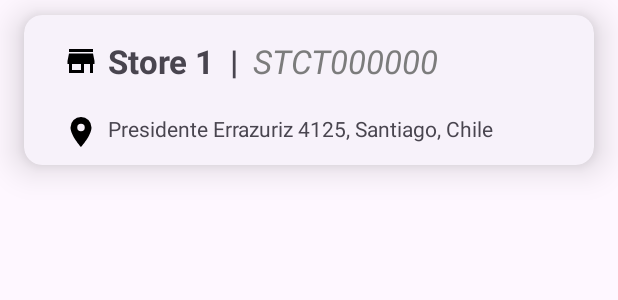
After one commit to cvalera18/StoreListApp, an Android app: the layout item_store_list.xml on its own in the app's theme, with its tools: preview values and no code run, on a phone screen of 412 x 824 dp. The commit adds this screen. Shown: the top 300 px of the screen. Run offline under Robolectric (Android 15) with nearby library versions, the phone set to English and light mode, and no system bars.

Commit message:
Create layouts of Main Activity with FragmentContainer, fragment_list.xml with a recyclerView and a SwipeRefreshLayout, and item_store_list.xml with the item ready in a CardView

```diff
--- a/app/src/main/AndroidManifest.xml
+++ b/app/src/main/AndroidManifest.xml
@@ -13,7 +13,7 @@
         android:theme="@style/Theme.StoresList"
         tools:targetApi="31">
         <activity
-            android:name=".MainActivity"
+            android:name=".presentation.MainActivity"
             android:exported="true">
             <intent-filter>
                 <action android:name="android.intent.action.MAIN" />
--- a/app/src/main/java/com/example/storeslist/MainActivity.kt
+++ b/app/src/main/java/com/example/storeslist/presentation/MainActivity.kt
@@ -1,4 +1,4 @@
-package com.example.storeslist
+package com.example.storeslist.presentation
 
 import android.os.Bundle
 import androidx.activity.enableEdgeToEdge
--- /dev/null
+++ b/app/src/main/res/drawable/map_marker.xml
@@ -0,0 +1,9 @@
+<vector xmlns:android="http://schemas.android.com/apk/res/android"
+    android:width="24dp"
+    android:height="24dp"
+    android:viewportWidth="24"
+    android:viewportHeight="24">
+    <path
+        android:fillColor="#000000"
+        android:pathData="M12,11.5A2.5,2.5 0 0,1 9.5,9A2.5,2.5 0 0,1 12,6.5A2.5,2.5 0 0,1 14.5,9A2.5,2.5 0 0,1 12,11.5M12,2A7,7 0 0,0 5,9C5,14.25 12,22 12,22C12,22 19,14.25 19,9A7,7 0 0,0 12,2Z" />
+</vector>
--- /dev/null
+++ b/app/src/main/res/drawable/store_icon.xml
@@ -0,0 +1,10 @@
+<?xml version="1.0" encoding="utf-8"?>
+<vector xmlns:android="http://schemas.android.com/apk/res/android"
+    android:width="24dp"
+    android:height="24dp"
+    android:viewportWidth="24"
+    android:viewportHeight="24">
+    <path
+        android:fillColor="#000000"
+        android:pathData="M12,18H6V14H12M21,14V12L20,7H4L3,12V14H4V20H14V14H18V20H20V14M20,4H4V6H20V4Z" />
+</vector>
--- /dev/null
+++ b/app/src/main/res/layout/item_store_list.xml
@@ -0,0 +1,73 @@
+<?xml version="1.0" encoding="utf-8"?>
+<com.google.android.material.card.MaterialCardView xmlns:android="http://schemas.android.com/apk/res/android"
+    xmlns:app="http://schemas.android.com/apk/res-auto"
+    style="@style/Widget.Material3.CardView.Elevated"
+    android:layout_width="match_parent"
+    android:layout_height="100dp"
+    android:layout_marginHorizontal="16dp"
+    android:layout_marginVertical="10dp"
+    android:checkable="true"
+    android:clickable="true"
+    android:focusable="true"
+    app:cardElevation="14dp">
+
+    <androidx.constraintlayout.widget.ConstraintLayout
+        android:layout_width="match_parent"
+        android:layout_height="match_parent">
+
+        <TextView
+            android:id="@+id/tvName"
+            android:layout_width="0dp"
+            android:layout_height="wrap_content"
+            android:layout_marginStart="26dp"
+            android:layout_marginTop="16dp"
+            android:drawableStart="@drawable/store_icon"
+            android:drawablePadding="6dp"
+            android:text="Store 1"
+            android:textSize="22sp"
+            android:textStyle="bold"
+            app:layout_constraintStart_toStartOf="parent"
+            app:layout_constraintTop_toTopOf="parent" />
+
+        <TextView
+            android:id="@+id/textView2"
+            android:layout_width="0dp"
+            android:layout_height="wrap_content"
+            android:layout_marginStart="10dp"
+            android:layout_marginTop="16dp"
+            android:text="|"
+            android:textSize="22sp"
+            android:textStyle="bold"
+            app:layout_constraintStart_toEndOf="@+id/tvName"
+            app:layout_constraintTop_toTopOf="parent" />
+
+        <TextView
+            android:layout_width="0dp"
+            android:layout_height="wrap_content"
+            android:layout_marginStart="10dp"
+            android:layout_marginTop="16dp"
+            android:textColor="@color/gray"
+            android:text="STCT000000"
+            android:textSize="22sp"
+            android:textStyle="italic"
+            app:layout_constraintStart_toEndOf="@+id/textView2"
+            app:layout_constraintTop_toTopOf="parent" />
+
+        <TextView
+            android:id="@+id/tvAddress"
+            android:layout_width="wrap_content"
+            android:layout_height="wrap_content"
+            android:layout_marginStart="26dp"
+            android:layout_marginBottom="10dp"
+            android:drawableStart="@drawable/map_marker"
+            android:drawablePadding="6dp"
+            android:ellipsize="end"
+            android:maxLines="1"
+            android:text="Presidente Errazuriz 4125, Santiago, Chile"
+            android:textSize="14sp"
+            app:layout_constraintBottom_toBottomOf="parent"
+            app:layout_constraintStart_toStartOf="parent" />
+
+    </androidx.constraintlayout.widget.ConstraintLayout>
+
+</com.google.android.material.card.MaterialCardView>
--- a/app/src/main/res/values/colors.xml
+++ b/app/src/main/res/values/colors.xml
@@ -2,4 +2,5 @@
 <resources>
     <color name="black">#FF000000</color>
     <color name="white">#FFFFFFFF</color>
+    <color name="gray">#7C7C7C</color>
 </resources>
--- a/app/src/main/res/values/strings.xml
+++ b/app/src/main/res/values/strings.xml
@@ -1,3 +1,5 @@
 <resources>
     <string name="app_name">StoresList</string>
+    <!-- TODO: Remove or change this placeholder text -->
+    <string name="hello_blank_fragment">Hello blank fragment</string>
 </resources>
```
Also changed, not shown: app/src/main/java/com/example/storeslist/presentation/list/ListFragment.kt (added, +19 -0 lines), app/src/main/res/layout/activity_main.xml (+13 -5 lines), app/src/main/res/layout/fragment_list.xml (added, +22 -0 lines).
